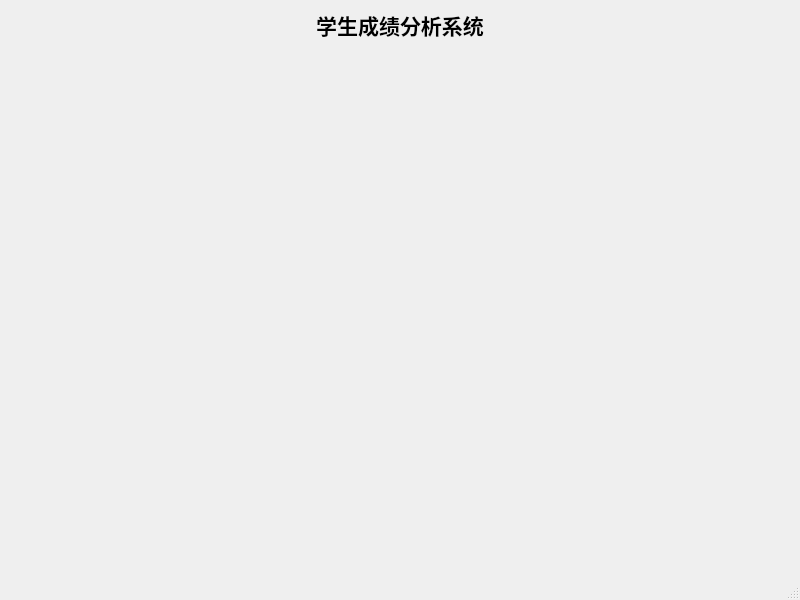
Old version of the form mainwindow.ui in the repository dkxjxj/qt_final.
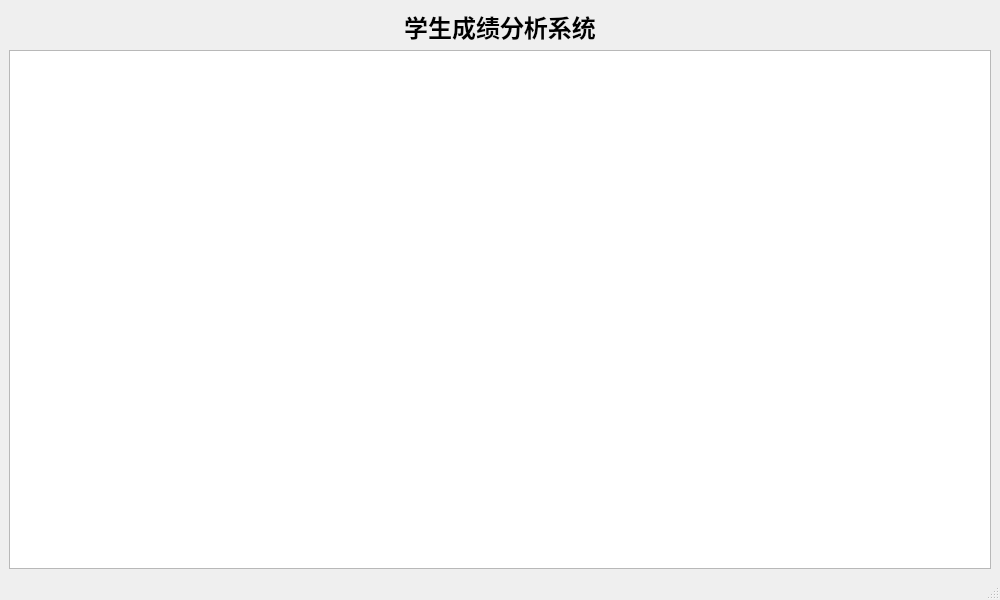
New version of the form.

Commit message: 在主窗口中显示学生列表

What changed in the file:
```diff
--- a/mainwindow.ui
+++ b/mainwindow.ui
@@ -6,7 +6,7 @@
    <rect>
     <x>0</x>
     <y>0</y>
-    <width>800</width>
+    <width>1000</width>
     <height>600</height>
    </rect>
   </property>
@@ -25,7 +25,7 @@
       </property>
       <property name="font">
        <font>
-        <pointsize>16</pointsize>
+        <pointsize>18</pointsize>
         <weight>75</weight>
         <bold>true</bold>
        </font>
@@ -33,18 +33,28 @@
      </widget>
     </item>
     <item>
-     <spacer name="verticalSpacer">
-      <property name="orientation">
-       <enum>Qt::Vertical</enum>
+     <widget class="QTableView" name="tableView">
+      <property name="alternatingRowColors">
+       <bool>true</bool>
       </property>
-      <property name="sizeHint" stdset="0">
-       <size>
-        <width>20</width>
-        <height>40</height>
-       </size>
+      <property name="selectionMode">
+       <enum>QAbstractItemView::SingleSelection</enum>
       </property>
-     </spacer>
+      <property name="selectionBehavior">
+       <enum>QAbstractItemView::SelectRows</enum>
+      </property>
+      <property name="sortingEnabled">
+       <bool>true</bool>
+      </property>
+      <property name="showGrid">
+       <bool>true</bool>
+      </property>
+      <property name="cornerButtonEnabled">
+       <bool>false</bool>
+      </property>
+     </widget>
     </item>
+
    </layout>
   </widget>
   <widget class="QStatusBar" name="statusbar"/>
```
Left out of the diff: 4 changed lines with no effect on the pictures. The commit also changes 2 other files.
